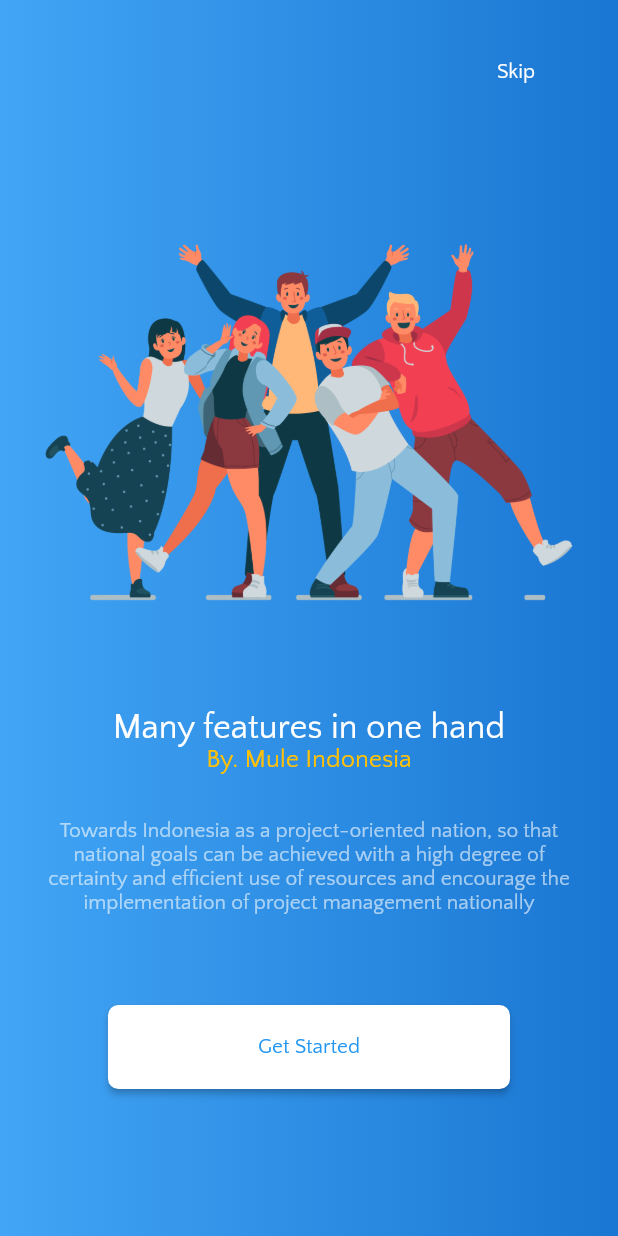
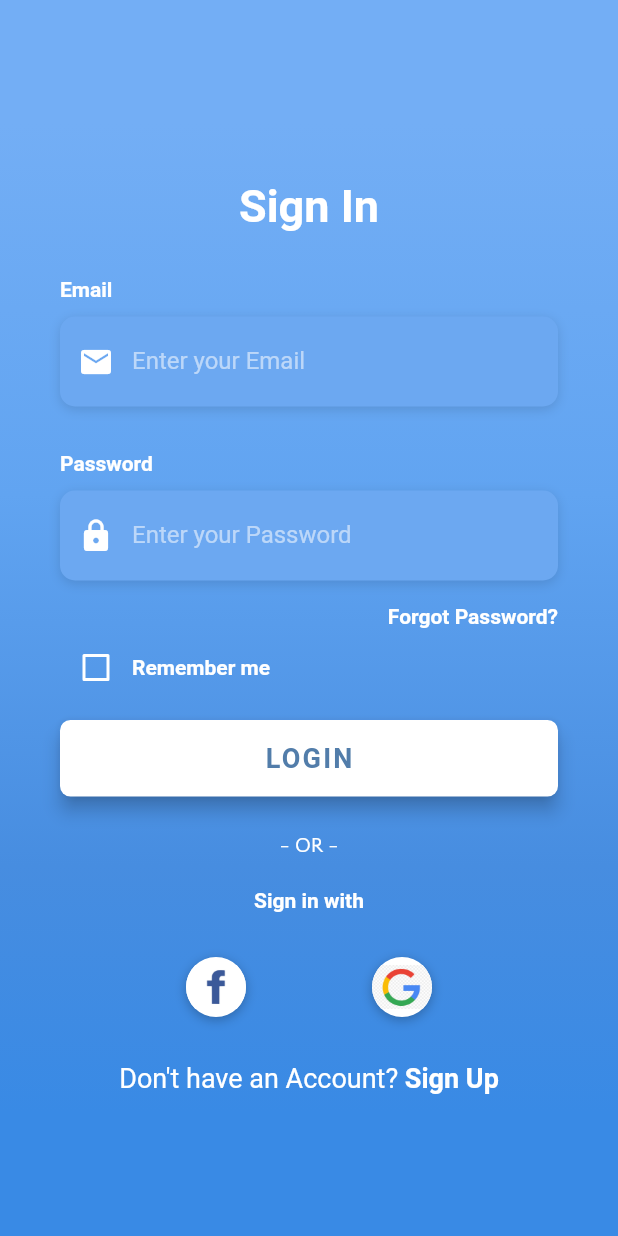
Before and after one commit to mahendra022/application_absen, a Flutter app: the screen it shows after launch, after a tap on "Get Started", on a phone screen of 412 x 824 dp. Run offline on Flutter 3.47's test engine with Material 2 defaults, Android fonts, the light colour scheme and no system bars; Roboto replaces fonts that are missing (OpenSans, Quattro).

Commit message:
Add file support and modify page login & page home

```diff
--- /dev/null
+++ b/lib/auth/login.dart
@@ -0,0 +1,312 @@
+import 'package:absen/utilities/constants.dart';
+import 'package:flutter/material.dart';
+import 'package:flutter/services.dart';
+
+class LoginScreen extends StatefulWidget {
+  @override
+  _LoginScreenState createState() => _LoginScreenState();
+}
+
+class _LoginScreenState extends State<LoginScreen> {
+  bool _rememberMe = false;
+
+  Widget _buildEmailTF() {
+    return Column(
+      crossAxisAlignment: CrossAxisAlignment.start,
+      children: <Widget>[
+        Text(
+          'Email',
+          style: kLabelStyle,
+        ),
+        SizedBox(height: 10.0),
+        Container(
+          alignment: Alignment.centerLeft,
+          decoration: kBoxDecorationStyle,
+          height: 60.0,
+          child: TextField(
+            keyboardType: TextInputType.emailAddress,
+            style: TextStyle(
+              color: Colors.white,
+              fontFamily: 'OpenSans',
+            ),
+            decoration: InputDecoration(
+              border: InputBorder.none,
+              contentPadding: EdgeInsets.only(top: 14.0),
+              prefixIcon: Icon(
+                Icons.email,
+                color: Colors.white,
+              ),
+              hintText: 'Enter your Email',
+              hintStyle: kHintTextStyle,
+            ),
+          ),
+        ),
+      ],
+    );
+  }
+
+  Widget _buildPasswordTF() {
+    return Column(
+      crossAxisAlignment: CrossAxisAlignment.start,
+      children: <Widget>[
+        Text(
+          'Password',
+          style: kLabelStyle,
+        ),
+        SizedBox(height: 10.0),
+        Container(
+          alignment: Alignment.centerLeft,
+          decoration: kBoxDecorationStyle,
+          height: 60.0,
+          child: TextField(
+            obscureText: true,
+            style: TextStyle(
+              color: Colors.white,
+              fontFamily: 'OpenSans',
+            ),
+            decoration: InputDecoration(
+              border: InputBorder.none,
+              contentPadding: EdgeInsets.only(top: 14.0),
+              prefixIcon: Icon(
+                Icons.lock,
+                color: Colors.white,
+              ),
+              hintText: 'Enter your Password',
+              hintStyle: kHintTextStyle,
+            ),
+          ),
+        ),
+      ],
+    );
+  }
+
+  Widget _buildForgotPasswordBtn() {
+    return Container(
+      alignment: Alignment.centerRight,
+      child: FlatButton(
+        onPressed: () => print('Forgot Password Button Pressed'),
+        padding: EdgeInsets.only(right: 0.0),
+        child: Text(
+          'Forgot Password?',
+          style: kLabelStyle,
+        ),
+      ),
+    );
+  }
+
+  Widget _buildRememberMeCheckbox() {
+    return Container(
+      height: 20.0,
+      child: Row(
+        children: <Widget>[
+          Theme(
+            data: ThemeData(unselectedWidgetColor: Colors.white),
+            child: Checkbox(
+              value: _rememberMe,
+              checkColor: Colors.green,
+              activeColor: Colors.white,
+              onChanged: (value) {
+                setState(() {
+                  _rememberMe = value;
+                });
+              },
+            ),
+          ),
+          Text(
+            'Remember me',
+            style: kLabelStyle,
+          ),
+        ],
+      ),
+    );
+  }
+
+  Widget _buildLoginBtn() {
+    return Container(
+      padding: EdgeInsets.symmetric(vertical: 25.0),
+      width: double.infinity,
+      child: RaisedButton(
+        elevation: 5.0,
+        onPressed: () => print('Login Button Pressed'),
+        padding: EdgeInsets.all(15.0),
+        shape: RoundedRectangleBorder(
+          borderRadius: BorderRadius.circular(7.0),
+        ),
+        color: Colors.white,
+        child: Text(
+          'LOGIN',
+          style: TextStyle(
+            color: Color(0xFF527DAA),
+            letterSpacing: 1.5,
+            fontSize: 18.0,
+            fontWeight: FontWeight.bold,
+            fontFamily: 'OpenSans',
+          ),
+        ),
+      ),
+    );
+  }
+
+  Widget _buildSignInWithText() {
+    return Column(
+      children: <Widget>[
+        Text(
+          '- OR -',
+          style: TextStyle(
+            color: Colors.white,
+            fontWeight: FontWeight.w400,
+          ),
+        ),
+        SizedBox(height: 20.0),
+        Text(
+          'Sign in with',
+          style: kLabelStyle,
+        ),
+      ],
+    );
+  }
+
+  Widget _buildSocialBtn(Function onTap, AssetImage logo) {
+    return GestureDetector(
+      onTap: onTap,
+      child: Container(
+        height: 40.0,
+        width: 40.0,
+        decoration: BoxDecoration(
+          shape: BoxShape.circle,
+          color: Colors.white,
+          boxShadow: [
+            BoxShadow(
+              color: Colors.black26,
+              offset: Offset(0, 2),
+              blurRadius: 6.0,
+            ),
+          ],
+          image: DecorationImage(
+            image: logo,
+          ),
+        ),
+      ),
+    );
+  }
+
+  Widget _buildSocialBtnRow() {
+    return Padding(
+      padding: EdgeInsets.symmetric(vertical: 30.0),
+      child: Row(
+        mainAxisAlignment: MainAxisAlignment.spaceEvenly,
+        children: <Widget>[
+          _buildSocialBtn(
+            () => print('Login with Facebook'),
+            AssetImage(
+              'assets/img/facebook.jpg',
+            ),
+          ),
+          _buildSocialBtn(
+            () => print('Login with Google'),
+            AssetImage(
+              'assets/img/google.jpg',
+            ),
+          ),
+        ],
+      ),
+    );
+  }
+
+  Widget _buildSignupBtn() {
+    return GestureDetector(
+      onTap: () => print('Sign Up Button Pressed'),
+      child: RichText(
+        text: TextSpan(
+          children: [
+            TextSpan(
+              text: 'Don\'t have an Account? ',
+              style: TextStyle(
+                color: Colors.white,
+                fontSize: 18.0,
+                fontWeight: FontWeight.w400,
+              ),
+            ),
+            TextSpan(
+              text: 'Sign Up',
+              style: TextStyle(
+                color: Colors.white,
+                fontSize: 18.0,
+                fontWeight: FontWeight.bold,
+              ),
+            ),
+          ],
+        ),
+      ),
+    );
+  }
+
+  @override
+  Widget build(BuildContext context) {
+    return Scaffold(
+      body: AnnotatedRegion<SystemUiOverlayStyle>(
+        value: SystemUiOverlayStyle.light,
+        child: GestureDetector(
+          onTap: () => FocusScope.of(context).unfocus(),
+          child: Stack(
+            children: <Widget>[
+              Container(
+                height: double.infinity,
+                width: double.infinity,
+                decoration: BoxDecoration(
+                  gradient: LinearGradient(
+                    begin: Alignment.topCenter,
+                    end: Alignment.bottomCenter,
+                    colors: [
+                      Color(0xFF73AEF5),
+                      Color(0xFF61A4F1),
+                      Color(0xFF478DE0),
+                      Color(0xFF398AE5),
+                    ],
+                    stops: [0.1, 0.4, 0.7, 0.9],
+                  ),
+                ),
+              ),
+              Container(
+                height: double.infinity,
+                child: SingleChildScrollView(
+                  physics: AlwaysScrollableScrollPhysics(),
+                  padding: EdgeInsets.symmetric(
+                    horizontal: 40.0,
+                    vertical: 120.0,
+                  ),
+                  child: Column(
+                    mainAxisAlignment: MainAxisAlignment.center,
+                    children: <Widget>[
+                      Text(
+                        'Sign In',
+                        style: TextStyle(
+                          color: Colors.white,
+                          fontFamily: 'OpenSans',
+                          fontSize: 30.0,
+                          fontWeight: FontWeight.bold,
+                        ),
+                      ),
+                      SizedBox(height: 30.0),
+                      _buildEmailTF(),
+                      SizedBox(
+                        height: 30.0,
+                      ),
+                      _buildPasswordTF(),
+                      _buildForgotPasswordBtn(),
+                      _buildRememberMeCheckbox(),
+                      _buildLoginBtn(),
+                      _buildSignInWithText(),
+                      _buildSocialBtnRow(),
+                      _buildSignupBtn(),
+                    ],
+                  ),
+                ),
+              )
+            ],
+          ),
+        ),
+      ),
+    );
+  }
+}
--- a/lib/main.dart
+++ b/lib/main.dart
@@ -1,3 +1,4 @@
+import 'package:absen/auth/login.dart';
 import 'package:absen/home.dart';
 import 'package:absen/screen/splash_screen.dart';
 import 'package:flutter/material.dart';
@@ -14,6 +15,7 @@ class MyApp extends StatelessWidget {
       routes: {
         '/': (context) => SplashScreen(),
         '/home': (context) => Home(),
+        '/login': (context) => LoginScreen()
       },
     );
   }
--- a/lib/screen/splash_screen.dart
+++ b/lib/screen/splash_screen.dart
@@ -1,3 +1,4 @@
+import 'package:absen/auth/login.dart';
 import 'package:absen/home.dart';
 import 'package:flutter/material.dart';
 
@@ -24,7 +25,7 @@ class _SplashScreenState extends State<SplashScreen> {
             children: <Widget>[
               Container(
                   alignment: Alignment.topRight,
-                  padding: EdgeInsets.all(24.0),
+                  padding: EdgeInsets.only(top: 30.0),
                   child: FlatButton(
                     // make button trasparant
                     color: Colors.transparent,
@@ -93,7 +94,7 @@ class _SplashScreenState extends State<SplashScreen> {
                 ),
               ),
               Container(
-                margin: EdgeInsets.only(top: 40.0),
+                margin: EdgeInsets.symmetric(vertical: 25.0),
                 padding: EdgeInsets.only(top: 20.0, bottom: 20.0),
                 child: RaisedButton(
                   shape: RoundedRectangleBorder(
@@ -107,7 +108,12 @@ class _SplashScreenState extends State<SplashScreen> {
                       fontFamily: "Raleway",
                     ),
                   ),
-                  onPressed: () {},
+                  onPressed: () {
+                    Navigator.push(
+                      context,
+                      MaterialPageRoute(builder: (context) => LoginScreen()),
+                    );
+                  },
                   color: Colors.white,
                   textColor: Colors.blue,
                 ),
--- /dev/null
+++ b/lib/utilities/constants.dart
@@ -0,0 +1,44 @@
+import 'package:flutter/material.dart';
+
+final kHintTextStyle = TextStyle(
+  color: Colors.white54,
+  fontFamily: 'OpenSans',
+);
+
+final kLabelStyle = TextStyle(
+  color: Colors.white,
+  fontWeight: FontWeight.bold,
+  fontFamily: 'OpenSans',
+);
+
+final kBoxDecorationStyle = BoxDecoration(
+  color: Color(0xFF6CA8F1),
+  borderRadius: BorderRadius.circular(10.0),
+  boxShadow: [
+    BoxShadow(
+      color: Colors.black12,
+      blurRadius: 6.0,
+      offset: Offset(0, 2),
+    ),
+  ],
+);
+
+final categoryBox1 = BoxDecoration(
+  borderRadius: BorderRadius.circular(5.0),
+  color: Colors.red[400],
+);
+
+final categoryBox2 = BoxDecoration(
+  borderRadius: BorderRadius.circular(5.0),
+  color: Colors.amber,
+);
+
+final categoryBox3 = BoxDecoration(
+  borderRadius: BorderRadius.circular(5.0),
+  color: Colors.greenAccent,
+);
+
+final categoryBox4 = BoxDecoration(
+  borderRadius: BorderRadius.circular(5.0),
+  color: Colors.blueGrey,
+);
--- a/pubspec.yaml
+++ b/pubspec.yaml
@@ -7,6 +7,7 @@ environment:
   sdk: ">=2.7.0 <3.0.0"
 
 dependencies:
+  responsive_builder:
   flutter:
     sdk: flutter
 
@@ -15,6 +16,7 @@ dependencies:
 dev_dependencies:
   flutter_test:
     sdk: flutter
+
 
 
 flutter:
@@ -36,7 +38,7 @@ flutter:
   # list giving the asset and other descriptors for the font. For
   # example:
   fonts:
-    - family: Roboto
+    - family: Raleway
       fonts:
          - asset: assets/font/Raleway.ttf
          - asset: assets/font/Quattro.ttf
```
Also changed, not shown: lib/home.dart (+186 -1 lines), assets/font/OpenSans.ttf (added), assets/img/facebook.jpg (added), assets/img/google.jpg (added), assets/img/profile-3.png (added), lib/auth/atuh.dart (added), pubspec.lock.
